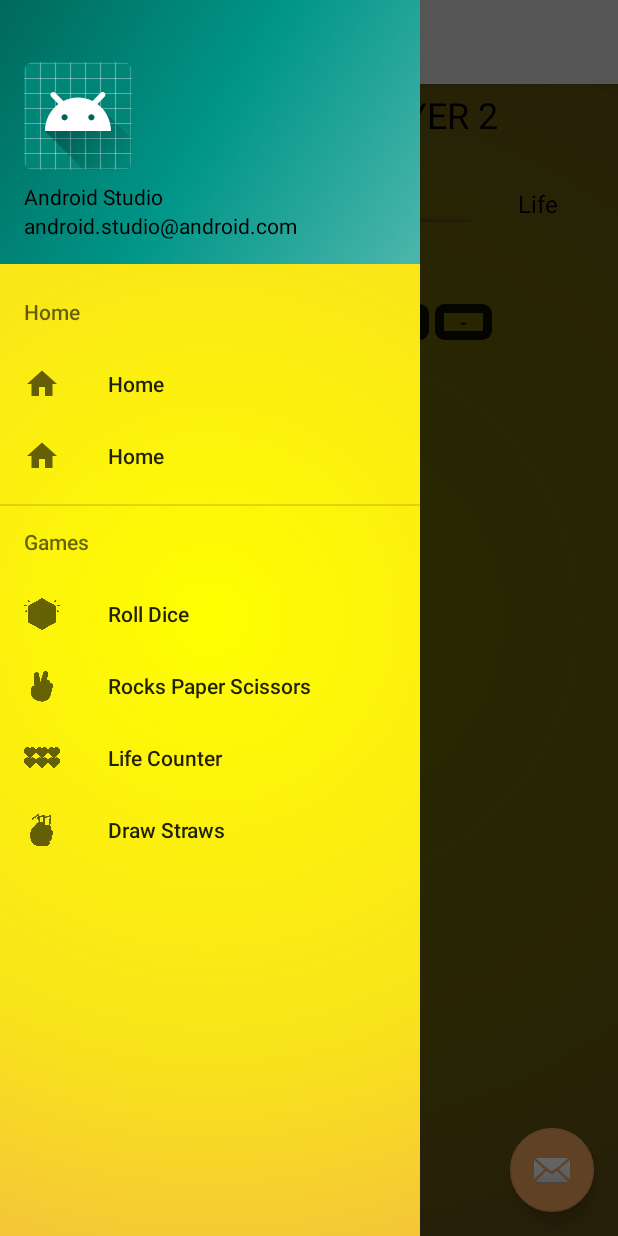
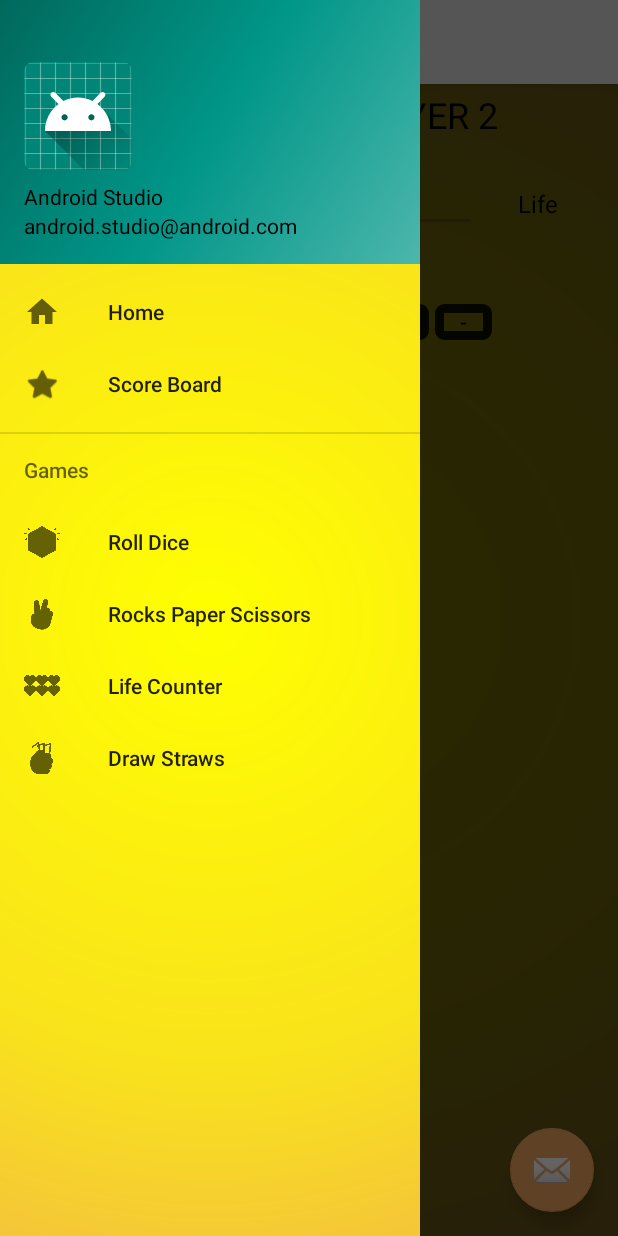
Before and after one commit to t0tallyKy1e/SettleTheScore, an Android app: the Life screen opened directly, with no data from a screen before it, with the side drawer open, on a phone screen of 412 x 824 dp. Run offline under Robolectric (Android 15) with nearby library versions, the phone set to English and light mode, and no system bars.

Commit message:
added scoreboard and list scaffolding

```diff
--- a/SettleTheScore/app/src/main/AndroidManifest.xml
+++ b/SettleTheScore/app/src/main/AndroidManifest.xml
@@ -47,7 +47,7 @@
         <activity
             android:name=".ScoreBoard"
             android:label="@string/title_activity_score_board"
-            android:theme="@style/AppTheme.NoActionBar"></activity>
+            android:theme="@style/AppTheme"></activity>
     </application>
 
 </manifest>
--- a/SettleTheScore/app/src/main/java/com/ckm/settlethescore/Dice.java
+++ b/SettleTheScore/app/src/main/java/com/ckm/settlethescore/Dice.java
@@ -69,7 +69,10 @@ public class Dice extends AppCompatActivity {
                     } else if (id == R.id.nav_rps) {
                         Intent i = new Intent(Dice.this, RocPapSci.class);
                         startActivity(i);
-                    } else if (id == R.id.nav_home){
+                    } else if (id == R.id.nav_scores) {
+                        Intent i = new Intent(Dice.this, ScoreBoard.class);
+                        startActivity(i);
+                    }else if (id == R.id.nav_home){
                         Intent i = new Intent(Dice.this, MainActivity.class);
                         startActivity(i);
                     }
--- a/SettleTheScore/app/src/main/java/com/ckm/settlethescore/DrawStraw.java
+++ b/SettleTheScore/app/src/main/java/com/ckm/settlethescore/DrawStraw.java
@@ -43,7 +43,10 @@ public class DrawStraw extends AppCompatActivity {
                         } else if (id == R.id.nav_rps) {
                             Intent i = new Intent(DrawStraw.this, RocPapSci.class);
                             startActivity(i);
-                        } else if (id == R.id.nav_home){
+                        } else if (id == R.id.nav_scores) {
+                            Intent i = new Intent(DrawStraw.this, ScoreBoard.class);
+                            startActivity(i);
+                        }else if (id == R.id.nav_home){
                             Intent i = new Intent(DrawStraw.this, MainActivity.class);
                             startActivity(i);
                         }
--- a/SettleTheScore/app/src/main/java/com/ckm/settlethescore/RocPapSci.java
+++ b/SettleTheScore/app/src/main/java/com/ckm/settlethescore/RocPapSci.java
@@ -52,7 +52,10 @@ public class RocPapSci extends AppCompatActivity {
                         } else if (id == R.id.nav_life) {
                             Intent i = new Intent(RocPapSci.this, Life.class);
                             startActivity(i);
-                        } else if (id == R.id.nav_home){
+                        } else if (id == R.id.nav_scores) {
+                            Intent i = new Intent(RocPapSci.this, ScoreBoard.class);
+                            startActivity(i);
+                        }else if (id == R.id.nav_home){
                             Intent i = new Intent(RocPapSci.this, MainActivity.class);
                             startActivity(i);
                         }
--- a/SettleTheScore/app/src/main/java/com/ckm/settlethescore/ScoreBoard.java
+++ b/SettleTheScore/app/src/main/java/com/ckm/settlethescore/ScoreBoard.java
@@ -46,7 +46,7 @@ public class ScoreBoard extends AppCompatActivity {
                         } else if (id == R.id.nav_rps) {
                             Intent i = new Intent(ScoreBoard.this, RocPapSci.class);
                             startActivity(i);
-                        } else if (id == R.id.nav_home){
+                        } else if (id == R.id.nav_home) {
                             Intent i = new Intent(ScoreBoard.this, MainActivity.class);
                             startActivity(i);
                         }
--- a/SettleTheScore/app/src/main/res/layout/activity_life.xml
+++ b/SettleTheScore/app/src/main/res/layout/activity_life.xml
@@ -3,9 +3,9 @@
     xmlns:app="http://schemas.android.com/apk/res-auto"
     xmlns:tools="http://schemas.android.com/tools"
     android:id="@+id/drawer_layout"
-    android:background="@drawable/main_gradient"
     android:layout_width="match_parent"
     android:layout_height="match_parent"
+    android:background="@drawable/main_gradient"
     android:fitsSystemWindows="true"
     tools:openDrawer="start">
 
@@ -146,16 +146,9 @@
             android:text="-"
             app:layout_constraintEnd_toEndOf="parent"
             app:layout_constraintTop_toBottomOf="@+id/player_two_life" />
-        <android.support.v7.widget.Toolbar
-            android:id="@+id/my_toolbar"
-            android:layout_width="wrap_content"
-            android:layout_height="?attr/actionBarSize"
-            android:background="?attr/colorPrimary"
-            android:elevation="4dp"
-            android:theme="@style/ThemeOverlay.AppCompat.ActionBar"
-            app:popupTheme="@style/ThemeOverlay.AppCompat.Light" />
 
     </android.support.constraint.ConstraintLayout>
+
     <include
         layout="@layout/app_bar_main"
         android:layout_width="match_parent"
@@ -167,7 +160,7 @@
         android:layout_height="match_parent"
         android:layout_gravity="start"
         android:fitsSystemWindows="true"
-        app:menu="@menu/activity_main_drawer"
-        app:headerLayout="@layout/nav_header_main"/>
+        app:headerLayout="@layout/nav_header_main"
+        app:menu="@menu/activity_main_drawer" />
 
 </android.support.v4.widget.DrawerLayout>
--- a/SettleTheScore/app/src/main/res/menu/activity_main_drawer.xml
+++ b/SettleTheScore/app/src/main/res/menu/activity_main_drawer.xml
@@ -3,18 +3,14 @@
     xmlns:tools="http://schemas.android.com/tools"
     tools:showIn="navigation_view">
 
-    <item android:title="Home">
-        <menu>
     <item
         android:id="@+id/nav_home"
         android:icon="@drawable/ic_home_black_24dp"
         android:title="@string/home" />
     <item
         android:id="@+id/nav_scores"
-                android:icon="@drawable/ic_home_black_24dp"
-                android:title="@string/home" />
-        </menu>
-    </item>
+        android:icon="@android:drawable/btn_star_big_off"
+        android:title="@string/score_board" />
 
     <item android:title="@string/games">
         <menu>
--- a/SettleTheScore/app/src/main/res/values/strings.xml
+++ b/SettleTheScore/app/src/main/res/values/strings.xml
@@ -66,5 +66,6 @@
     <string name="games">Games</string>
     <string name="home">Home</string>
     <string name="title_activity_score_board">ScoreBoard</string>
+    <string name="score_board">Score Board</string>
 
 </resources>
```
Also changed, not shown: SettleTheScore/app/src/main/res/layout-v21/activity_score_board.xml (added, +42 -0 lines), SettleTheScore/app/src/main/res/layout/activity_dice.xml (+0 -8 lines), SettleTheScore/app/src/main/res/layout/activity_draw_straw.xml (+4 -11 lines), SettleTheScore/app/src/main/res/layout/activity_main.xml (+3 -12 lines), SettleTheScore/app/src/main/res/layout/activity_roc_pap_sci.xml (+1 -10 lines), SettleTheScore/app/src/main/res/layout/activity_score_board.xml (+5 -28 lines), SettleTheScore/app/src/main/res/layout/fragment_scores_list.xml (+5 -6 lines), SettleTheScore/app/src/main/res/layout/recycler_view_item.xml (added, +20 -0 lines). Lines whose indentation alone changed are shown as unchanged.
